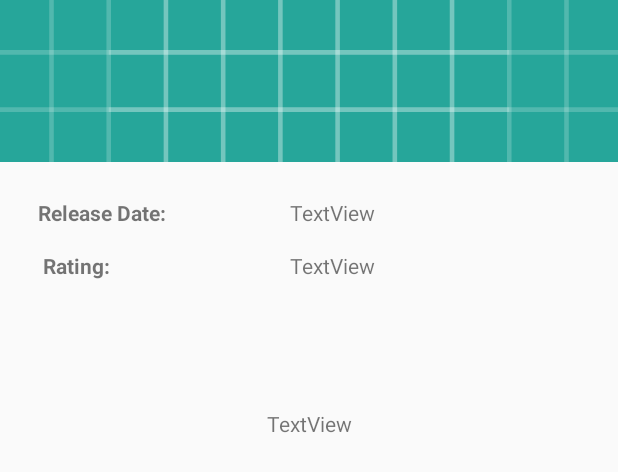
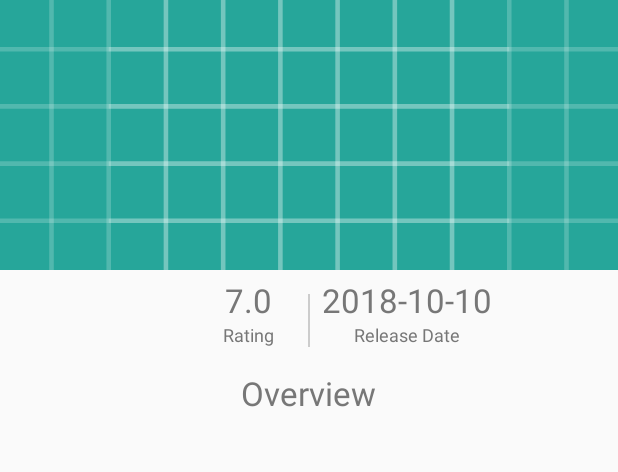
Before and after one commit to redlor/PopularMovies1, an Android app: the layout fragment_details.xml on its own in the app's theme, with its tools: preview values and no code run, on a phone screen of 412 x 824 dp. Shown: the top 472 px of the screen. Run offline under Robolectric (Android 15) with nearby library versions, the phone set to English and light mode, and no system bars; network calls fail.

Commit message:
Details activity and databinding

```diff
--- a/app/src/main/java/it/redlor/popularmovies1/di/AppComponent.java
+++ b/app/src/main/java/it/redlor/popularmovies1/di/AppComponent.java
@@ -14,7 +14,7 @@ import it.redlor.popularmovies1.MoviesApp;
 @Singleton
 @Component(modules = {AppModule.class,
         AndroidSupportInjectionModule.class,
-        BuildersModule.class})
+        BuildersModule.class, FragmentBuildersModule.class})
 public interface AppComponent {
     @Component.Builder
     interface Builder {
--- a/app/src/main/java/it/redlor/popularmovies1/di/AppInjector.java
+++ b/app/src/main/java/it/redlor/popularmovies1/di/AppInjector.java
@@ -33,6 +33,8 @@ public class AppInjector {
                    //     AndroidInjection.inject(activity);
                         if (activity instanceof HasSupportFragmentInjector)
                         {
+                            AndroidInjection.inject(activity);
+                        }  else {
                             AndroidInjection.inject(activity);
                         }
                         if (activity instanceof FragmentActivity)
--- a/app/src/main/java/it/redlor/popularmovies1/viewmodel/MoviesListViewModel.java
+++ b/app/src/main/java/it/redlor/popularmovies1/viewmodel/MoviesListViewModel.java
@@ -5,6 +5,7 @@ import android.arch.lifecycle.LiveData;
 import android.arch.lifecycle.MutableLiveData;
 import android.arch.lifecycle.ViewModel;
 import android.content.Intent;
+import android.util.Log;
 
 import java.util.ArrayList;
 import java.util.List;
@@ -21,6 +22,7 @@ import it.redlor.popularmovies1.pojos.ResultMovie;
 import it.redlor.popularmovies1.pojos.Root;
 import it.redlor.popularmovies1.service.MoviesApiInterface;
 import it.redlor.popularmovies1.ui.DetailsActivity;
+import it.redlor.popularmovies1.ui.MainActivity;
 import it.redlor.popularmovies1.ui.MovieClickCallback;
 import okhttp3.OkHttpClient;
 import okhttp3.logging.HttpLoggingInterceptor;
@@ -114,6 +116,7 @@ public class MoviesListViewModel extends ViewModel implements MovieClickCallback
     public void onClick(ResultMovie resultMovie) {
         Intent intent = new Intent(mApplication.getApplicationContext(), DetailsActivity.class);
         intent.putExtra(CLICKED_MOVIE, resultMovie);
+        Log.d(MainActivity.class.getSimpleName(), "movie: " + resultMovie);
         mApplication.startActivity(intent);
     }
 }
--- a/app/src/main/res/layout/fragment_details.xml
+++ b/app/src/main/res/layout/fragment_details.xml
@@ -4,97 +4,130 @@
     xmlns:app="http://schemas.android.com/apk/res-auto">
 
     <data>
-        <import type="android.view.View" />
-
     <variable
         name="movieViewModel"
         type="it.redlor.popularmovies1.viewmodel.MovieViewModel"/>
     </data>
 
+        <ScrollView
+            android:id="@+id/scrollView"
+            android:layout_width="match_parent"
+            android:layout_height="wrap_content"
+            app:layout_constraintStart_toStartOf="parent">
+
             <android.support.constraint.ConstraintLayout
                 android:layout_width="match_parent"
-    android:layout_height="match_parent">
+                android:layout_height="wrap_content">
 
                 <ImageView
                     android:id="@+id/posterImageView"
-        app:imageUrl="@{movieViewModel.mResultMovie.posterPath}"
+                    android:layout_width="match_parent"
+                    android:layout_height="@dimen/poster_height"
+                    android:layout_marginBottom="@dimen/small_margin"
+                    android:contentDescription="@{movieViewModel.resultMovie.title}"
+                    android:scaleType="centerCrop"
+                    app:imageUrl="@{movieViewModel.resultMovie.posterPath}"
+                    app:layout_constraintBottom_toBottomOf="parent"
+                    app:layout_constraintStart_toStartOf="parent"
+                    app:layout_constraintTop_toTopOf="parent"
+                    app:layout_constraintVertical_bias="0.0"
+                    tools:srcCompat="@drawable/ic_launcher_background" />
+
+                <android.support.constraint.ConstraintLayout
                     android:layout_width="match_parent"
                     android:layout_height="wrap_content"
-        android:scaleType="centerCrop"
-        tools:srcCompat="@drawable/ic_launcher_background"
+                    android:layout_marginEnd="@dimen/small_margin"
+                    android:layout_marginStart="@dimen/small_margin"
+                    app:layout_constraintEnd_toEndOf="parent"
                     app:layout_constraintStart_toStartOf="parent"
-        app:layout_constraintTop_toTopOf="parent"
-        tools:layout_editor_absoluteX="-5dp"
-        tools:layout_editor_absoluteY="0dp" />
-
-    <TextView
-        android:id="@+id/release_date_label_text_view"
-        android:layout_width="wrap_content"
-        android:layout_height="wrap_content"
-        android:layout_marginEnd="8dp"
-        android:layout_marginTop="24dp"
-        android:text="@string/release_date_label"
-        android:textStyle="bold"
-        app:layout_constraintEnd_toEndOf="parent"
-        app:layout_constraintHorizontal_bias="0.08"
-        app:layout_constraintStart_toStartOf="parent"
-        app:layout_constraintTop_toBottomOf="@+id/posterImageView" />
-
-    <TextView
-        android:id="@+id/rating_label_text_view"
-        android:layout_width="wrap_content"
-        android:layout_height="wrap_content"
-        android:layout_marginEnd="8dp"
-        android:layout_marginTop="16dp"
-        android:text="@string/rating_label"
-        android:textStyle="bold"
-        app:layout_constraintEnd_toEndOf="parent"
-        app:layout_constraintHorizontal_bias="0.08"
-        app:layout_constraintStart_toStartOf="parent"
-        app:layout_constraintTop_toBottomOf="@+id/release_date_label_text_view" />
+                    app:layout_constraintTop_toBottomOf="@id/posterImageView">
 
                     <TextView
                         android:id="@+id/rating_text_view"
+                        android:layout_width="@dimen/text_view_height"
+                        android:layout_height="wrap_content"
+                        android:gravity="center"
+                        android:maxLines="1"
+                        android:text="@{String.valueOf(movieViewModel.resultMovie.voteAverage)}"
+                        android:textColor="@color/text_color_details"
+                        android:textSize="@dimen/text_size_big"
+                        app:layout_constraintEnd_toStartOf="@+id/divider_1"
+                        app:layout_constraintTop_toTopOf="@+id/release_date_tv"
+                        tools:text="7.0" />
+
+                    <TextView
+                        android:id="@+id/rating_label"
                         android:layout_width="wrap_content"
                         android:layout_height="wrap_content"
-        android:layout_marginEnd="8dp"
-        android:layout_marginStart="8dp"
-        android:layout_marginTop="16dp"
+                        android:text="@string/rating_label"
+                        android:textColor="@color/text_color_details"
+                        android:textSize="@dimen/text_size_small"
+                        app:layout_constraintEnd_toEndOf="@+id/rating_text_view"
+                        app:layout_constraintStart_toStartOf="@+id/rating_text_view"
+                        app:layout_constraintTop_toBottomOf="@+id/rating_text_view" />
 
+                    <View
+                        android:id="@+id/divider_1"
+                        android:layout_width="1dp"
+                        android:layout_height="0dp"
+                        android:layout_marginEnd="@dimen/small_margin"
+                        android:layout_marginStart="@dimen/small_margin"
+                        android:layout_marginTop="@dimen/view_margin"
+                        android:background="#ccc"
+                        app:layout_constraintBottom_toBottomOf="@+id/release_date_label"
                         app:layout_constraintEnd_toEndOf="parent"
-        app:layout_constraintHorizontal_bias="0.42"
-        app:layout_constraintStart_toEndOf="@+id/rating_label_text_view"
-        app:layout_constraintTop_toBottomOf="@+id/release_date_text_view"
-        tools:text="TextView" />
+                        app:layout_constraintStart_toStartOf="parent"
+                        app:layout_constraintTop_toTopOf="parent" />
+
+                    <TextView
+                        android:id="@+id/release_date_tv"
+                        android:layout_width="wrap_content"
+                        android:layout_height="wrap_content"
+                        android:layout_marginLeft="@dimen/small_margin"
+                        android:layout_marginStart="@dimen/small_margin"
+                        android:gravity="center"
+                        android:maxLines="1"
+                        android:text="@{movieViewModel.resultMovie.releaseDate}"
+                        android:textColor="@color/text_color_details"
+                        android:textSize="@dimen/text_size_big"
+                        app:layout_constraintBottom_toBottomOf="parent"
+                        app:layout_constraintStart_toEndOf="@+id/divider_1"
+                        app:layout_constraintTop_toTopOf="parent"
+                        app:layout_constraintVertical_bias="0.08"
+                        tools:text="2018-10-10" />
+
+                    <TextView
+                        android:id="@+id/release_date_label"
+                        android:layout_width="wrap_content"
+                        android:layout_height="wrap_content"
+                        android:maxLines="1"
+                        android:text="@string/release_date_label"
+                        android:textColor="@color/text_color_details"
+                        android:textSize="@dimen/text_size_small"
+                        app:layout_constraintEnd_toEndOf="@+id/release_date_tv"
+                        app:layout_constraintStart_toStartOf="@+id/release_date_tv"
+                        app:layout_constraintTop_toBottomOf="@+id/release_date_tv" />
 
                     <TextView
                         android:id="@+id/plot_synopsis_text_view"
                         android:layout_width="wrap_content"
                         android:layout_height="wrap_content"
-        android:layout_marginBottom="8dp"
-        android:layout_marginEnd="8dp"
-        android:layout_marginStart="8dp"
-        android:layout_marginTop="8dp"
-        android:text="TextView"
+                        android:layout_marginEnd="@dimen/small_margin"
+                        android:layout_marginStart="@dimen/small_margin"
+                        android:layout_marginTop="@dimen/view_margin"
+                        android:text="@{movieViewModel.resultMovie.overview}"
+                        android:textColor="@color/text_color_details"
+                        android:textSize="@dimen/text_size_big"
                         app:layout_constraintBottom_toBottomOf="parent"
                         app:layout_constraintEnd_toEndOf="parent"
                         app:layout_constraintStart_toStartOf="parent"
-        app:layout_constraintTop_toBottomOf="@+id/rating_label_text_view"
-        app:layout_constraintVertical_bias="0.13" />
+                        app:layout_constraintTop_toBottomOf="@+id/divider_1"
+                        tools:text="Overview" />
 
-    <TextView
-        android:id="@+id/release_date_text_view"
-        android:layout_width="wrap_content"
-        android:layout_height="wrap_content"
-        android:layout_marginBottom="8dp"
-        android:layout_marginEnd="88dp"
-        android:layout_marginStart="8dp"
-        android:layout_marginTop="24dp"
-        android:text="TextView"
-        app:layout_constraintEnd_toEndOf="parent"
-        app:layout_constraintStart_toEndOf="@+id/release_date_label_text_view"
-        app:layout_constraintTop_toBottomOf="@+id/posterImageView"
-        app:layout_constraintVertical_bias="0.432" />
 
                 </android.support.constraint.ConstraintLayout>
+            </android.support.constraint.ConstraintLayout>
+        </ScrollView>
+
+
 </layout>
--- a/app/src/main/res/layout/list_item.xml
+++ b/app/src/main/res/layout/list_item.xml
@@ -25,6 +25,8 @@
         android:layout_marginLeft="@dimen/side_margin_card"
         android:layout_marginRight="@dimen/cornerRadius"
         android:layout_marginTop="@dimen/card_margin"
+        android:clickable="true"
+        android:focusable="true"
         android:foreground="?android:attr/selectableItemBackground"
         card_view:cardBackgroundColor="@android:color/transparent"
         card_view:cardElevation="0dp"
@@ -36,6 +38,7 @@
         android:contentDescription="@{viewModel.title}"
         android:layout_height="@dimen/list_item_height"
         app:imageUrl="@{viewModel.posterPath}"
+        android:onClick="@{() -> callback.onClick(viewModel)}"
         android:scaleType="centerCrop"/>
 
     </android.support.v7.widget.CardView>
--- a/app/src/main/res/values/colors.xml
+++ b/app/src/main/res/values/colors.xml
@@ -3,4 +3,7 @@
     <color name="colorPrimary">#3F51B5</color>
     <color name="colorPrimaryDark">#303F9F</color>
     <color name="colorAccent">#FF4081</color>
+
+    <!-- Details -->
+    <color name="text_color_details">#777</color>
 </resources>
--- a/app/src/main/res/values/dimens.xml
+++ b/app/src/main/res/values/dimens.xml
@@ -13,6 +13,14 @@
     <dimen name="side_margin_card">8dp</dimen>
     <dimen name="card_margin">4dp</dimen>
     <dimen name="padding">10dp</dimen>
-    <dimen name="small_margin">5dp</dimen>
     <dimen name="divider_height">5dp</dimen>
+
+    <!-- Details -->
+    <dimen name="poster_height">180dp</dimen>
+    <dimen name="small_margin">8dp</dimen>
+    <dimen name="view_margin">16dp</dimen>
+    <dimen name="text_view_height">80dp</dimen>
+    <dimen name="text_size_big">22sp</dimen>
+    <dimen name="text_size_small">12sp</dimen>
+
 </resources>
--- a/app/src/main/res/values/strings.xml
+++ b/app/src/main/res/values/strings.xml
@@ -12,6 +12,6 @@
     <string name="no_internet">No Internet connection</string>
 
     <!-- Details Activity -->
-    <string name="release_date_label">Release Date: </string>
-    <string name="rating_label">Rating:</string>
+    <string name="release_date_label">Release Date</string>
+    <string name="rating_label">Rating</string>
 </resources>
```
Also changed, not shown: app/src/main/java/it/redlor/popularmovies1/pojos/ResultMovie.java (+35 -41 lines), app/src/main/java/it/redlor/popularmovies1/ui/DetailsActivity.java (+16 -4 lines), app/src/main/java/it/redlor/popularmovies1/ui/DetailsFragment.java (+20 -12 lines), app/src/main/java/it/redlor/popularmovies1/ui/ImageBindingAdapter.java (+16 -9 lines), app/src/main/java/it/redlor/popularmovies1/viewmodel/MovieViewModel.java (+6 -14 lines), app/src/main/res/layout/fragment_detail.xml (deleted, +0 -100 lines). Lines whose indentation alone changed are shown as unchanged.
